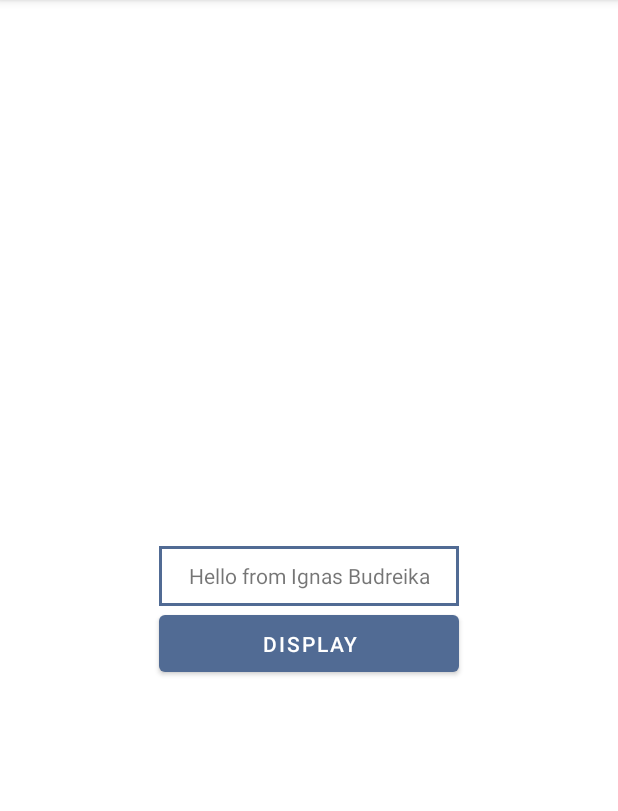
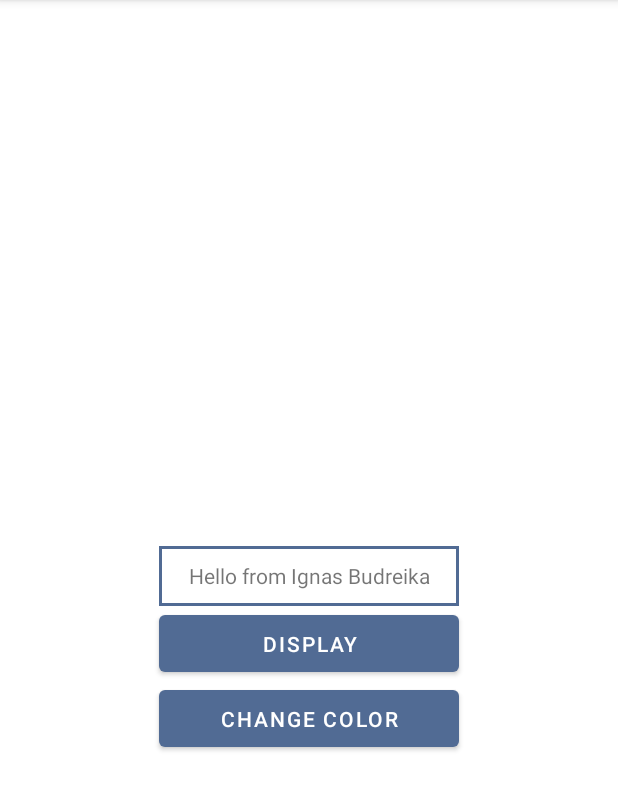
Before and after one commit to ignasbudreika/vu_ft_fts_helloignas, an Android app: the screen it shows after launch (MainActivity), after a tap on "DISPLAY", on a phone screen of 412 x 824 dp, the part 84-895 px from its top. Run offline under Robolectric (Android 15) with nearby library versions, the phone set to English and light mode, and no system bars.

Commit message:
Add text color change button

```diff
--- a/app/src/main/java/com/example/helloignas/MainActivity.kt
+++ b/app/src/main/java/com/example/helloignas/MainActivity.kt
@@ -1,5 +1,6 @@
 package com.example.helloignas
 
+import android.graphics.Color
 import androidx.appcompat.app.AppCompatActivity
 import android.os.Bundle
 import android.widget.Button
@@ -16,5 +17,11 @@ class MainActivity : AppCompatActivity() {
         showButton.setOnClickListener {
             textView.text = "Hello from Ignas Budreika"
         }
+
+        var colorChangeButton = findViewById<Button>(R.id.textColorChangeButton)
+
+        colorChangeButton.setOnClickListener {
+            textView.setTextColor(Color.RED)
+        }
     }
 }
--- a/app/src/main/res/layout/activity_main.xml
+++ b/app/src/main/res/layout/activity_main.xml
@@ -21,6 +21,15 @@
         android:layout_centerHorizontal="true"
         app:backgroundTint="#516B94" />
 
+    <Button
+        android:id="@+id/textColorChangeButton"
+        android:layout_width="200dp"
+        android:layout_height="50dp"
+        android:text="CHANGE COLOR"
+        android:layout_below="@+id/displayButton"
+        android:layout_centerHorizontal="true"
+        app:backgroundTint="#516B94" />
+
     <TextView
         android:id="@+id/textView"
         android:layout_width="200dp"
```
